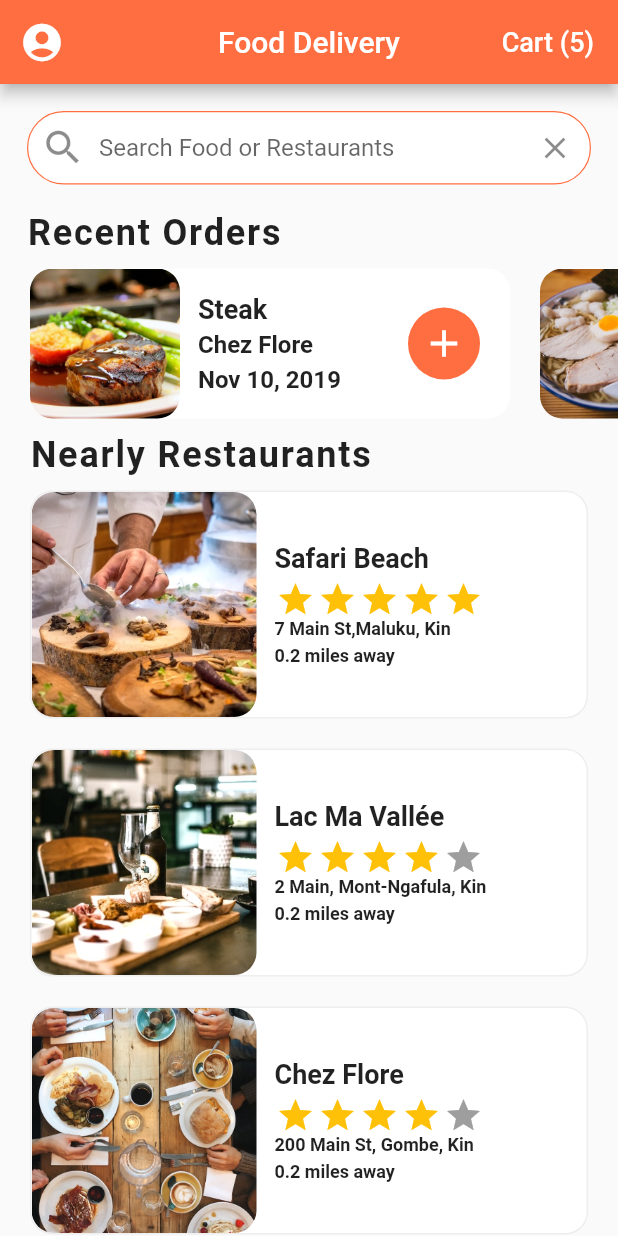
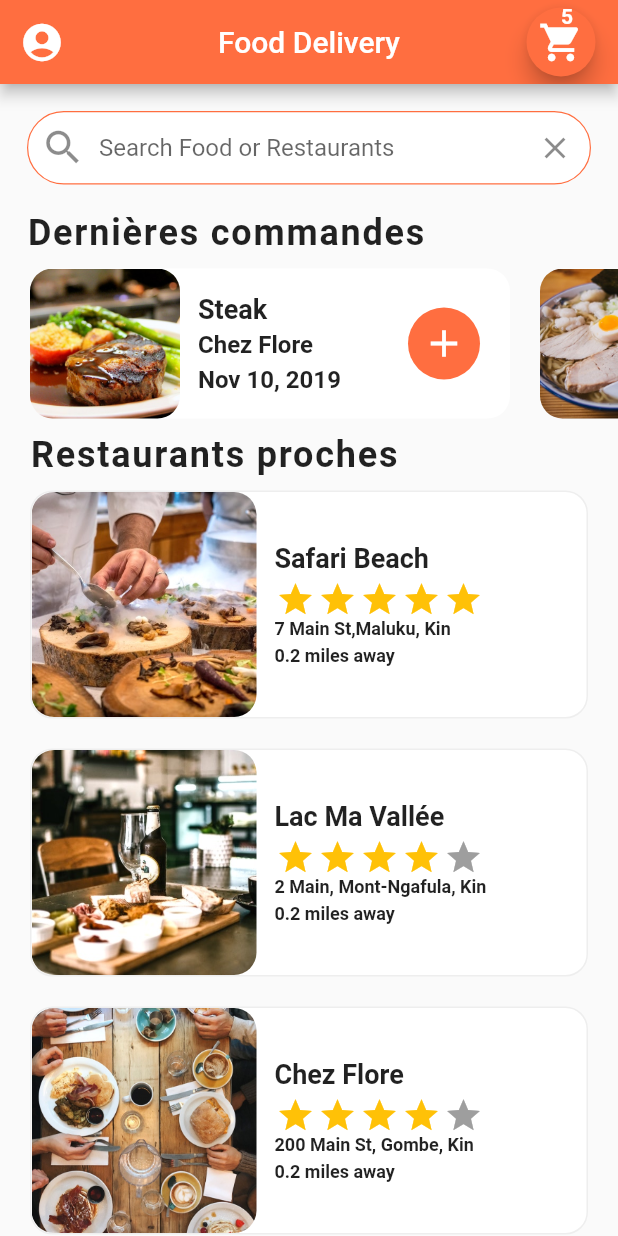
Before and after one commit to yusufheri/food_delivery_flutter, a Flutter app: the screen it shows after launch, on a phone screen of 412 x 824 dp. Run offline on Flutter 3.47's test engine with Material 2 defaults, Android fonts, the phone set to English and light mode, and no system bars; drawn by our look-alikes of flutter_rating_bar; missing offline and left inert: flutter_counter.

```diff
--- a/lib/models/order.dart
+++ b/lib/models/order.dart
@@ -4,7 +4,7 @@ import 'package:food_delivery/models/restaurant.dart';
 class Order {
   final Restaurant restaurant;
   final Food food;
-  final int quantity;
+  int quantity;
   final String date;
 
   Order({
--- a/lib/screens/home_screen.dart
+++ b/lib/screens/home_screen.dart
@@ -1,3 +1,4 @@
+import 'dart:math';
 
 import 'package:flutter/material.dart';
 import 'package:food_delivery/data/data.dart';
@@ -43,15 +44,15 @@ class _HomeScreenState extends State<HomeScreen> {
             children: <Widget>[
               ClipRRect(
                 borderRadius: BorderRadius.circular(15.0),
-                child:  Hero(
-                    tag: restaurant.imageUrl,
+                child: Hero(
+                  tag: restaurant.name,
                   child: Image(
                         image: AssetImage(restaurant.imageUrl),
                         fit: BoxFit.cover,
                         height: 150.0,
                         width: 150.0,
                       )
-                 ) ,
+                )
               ),
               Container(
                 margin: EdgeInsets.all(12.0),
@@ -112,13 +113,21 @@ class _HomeScreenState extends State<HomeScreen> {
            ),
            title: Text("Food Delivery"),
            actions: <Widget>[
-             FlatButton(
-               child: Text(
-                 "Cart (${currentUser.cart.length})",
-                 style: TextStyle(
+             Stack(
+               alignment: Alignment.center,
+               children: <Widget>[
+                  Container(
+                    padding: EdgeInsets.only(right: 5.0, bottom: 5.0, top: 5.0),
+                    margin: EdgeInsets.only(right: 5.0),
+                    child: FloatingActionButton(
+                          backgroundColor: Theme.of(context).primaryColor,
+                          tooltip: 'Mon panier',
+                          isExtended: true,
+                          heroTag: "Merci",
+                          child: Icon(
+                            Icons.shopping_cart,
                             color: Colors.white,
-                   fontSize: 18.0
-                 )
+                            size: 30.0
                           ),
                           onPressed: () => Navigator.push(
                             context,
@@ -126,8 +135,24 @@ class _HomeScreenState extends State<HomeScreen> {
                               builder: (_) => CartScreen()
                             )
                           )
-               // onPressed: (){},
                         )
+                  ),
+                  Positioned(
+                    bottom: 37.0,
+                    right: 30.0,
+                    child: Text(
+                      '${currentUser.cart.length}',
+                      textAlign: TextAlign.center,
+                      style: TextStyle(
+                        color:  Colors.white,
+                        fontSize: 14.0,
+                        fontWeight: FontWeight.w600,
+                        //  letterSpacing: 1.2
+                      )
+                    ),
+                  )
+               ],
+             ),
            ],
          ),
          body: ListView(
@@ -166,7 +191,7 @@ class _HomeScreenState extends State<HomeScreen> {
                  Padding(
                    padding: EdgeInsets.symmetric(horizontal: 20.0),
                    child: Text(
-                     'Nearly Restaurants',
+                     'Restaurants proches',
                      style: TextStyle(
                        fontSize: 24.0,
                        fontWeight: FontWeight.w600,
--- a/lib/widgets/recent_orders.dart
+++ b/lib/widgets/recent_orders.dart
@@ -95,7 +95,7 @@ class RecentOrders extends StatelessWidget {
         Padding(
           padding: EdgeInsets.symmetric(horizontal: 18.0),
           child: Text(
-            'Recent Orders',
+            'Dernières commandes',
             style: TextStyle(
               fontSize: 24.0,
               fontWeight: FontWeight.w600,
```
Also changed, not shown: lib/screens/cart_screen.dart (+95 -5 lines), lib/screens/restaurant_screen.dart (+4 -4 lines). Lines whose indentation alone changed are shown as unchanged.
